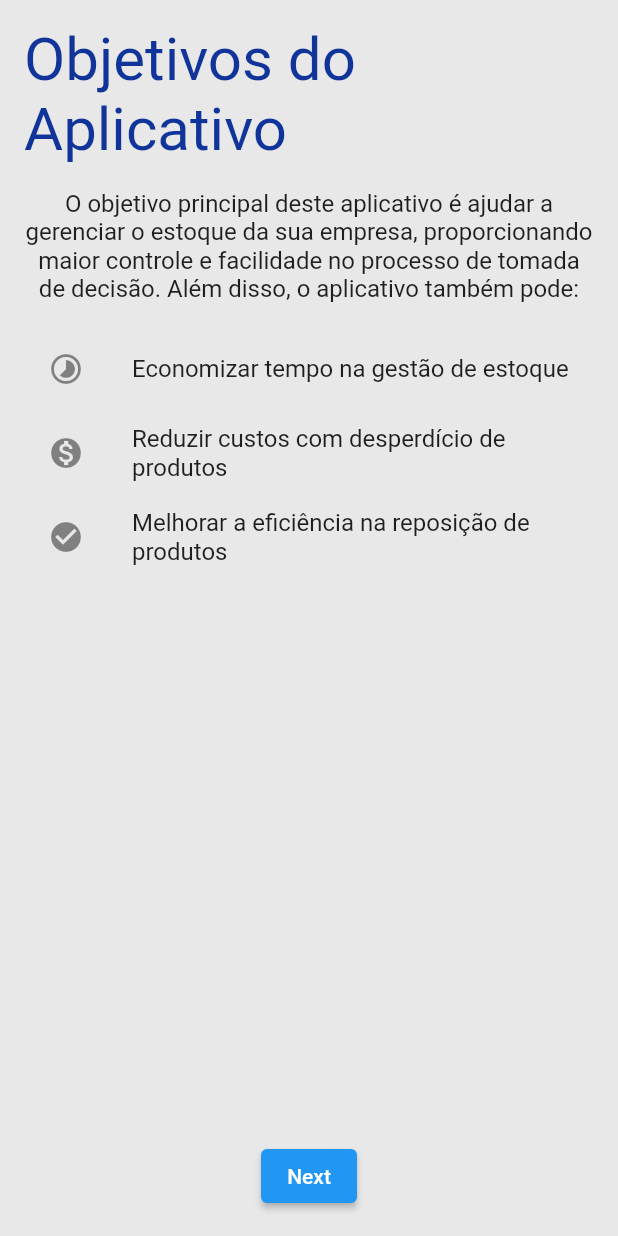
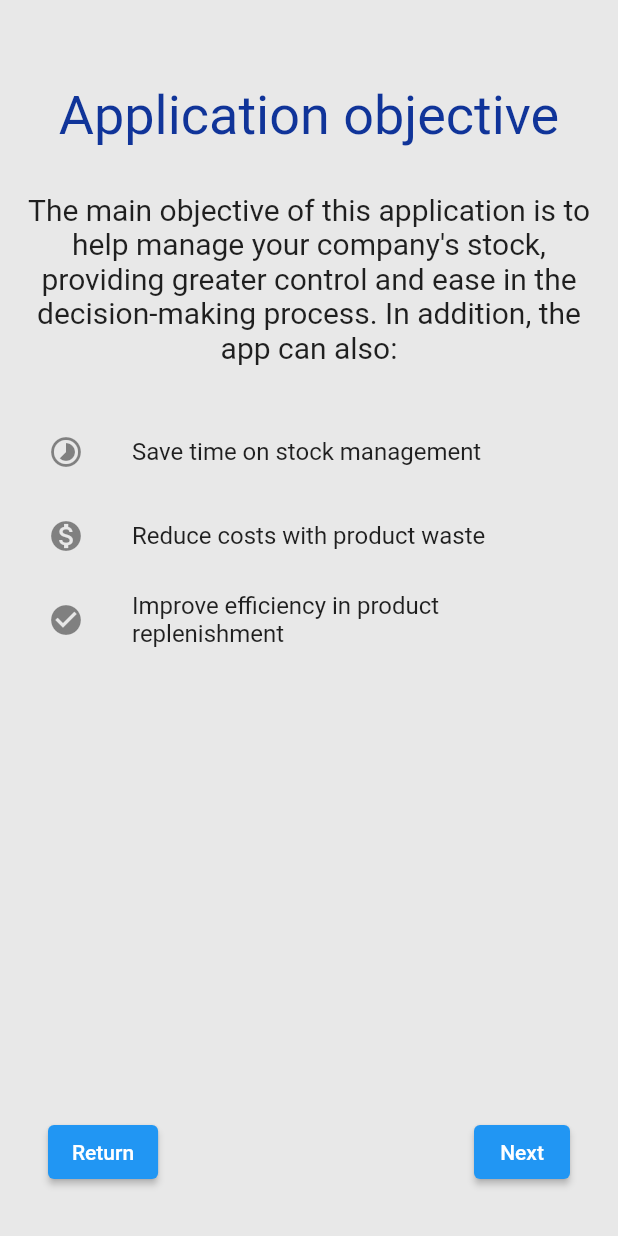
Before and after one commit to Falleiro/Stock-Control, a Flutter app: the screen it shows after launch, after a tap on "Next", on a phone screen of 412 x 824 dp. Run offline on Flutter 3.47's test engine with Material 2 defaults, Android fonts, the light colour scheme and no system bars; our stand-ins replace flutter_modular, flutter_triple, localization, sqflite; accounts and stored records are empty.

Commit message:
finalizando telas de apresentação

```diff
--- a/stockcontrol/lib/assets/i18n/en_US.json
+++ b/stockcontrol/lib/assets/i18n/en_US.json
@@ -17,8 +17,24 @@
     "en": "EN",
     "pt": "PT",
     "item_sugerido": "Suggested items",
-    "texto_apresentação": "Welcome! This application helps you manage your company's inventory, making it easier to decide when to add or remove a product, saving time.",
+    "bem_vindo": "Welcome!",
+    "texto_apresentação": "This application helps you manage your company's stock, making it easier to decide when to add or remove a product, saving time.",
     "app_apresentação": "stock management app",
     "proximo": "Next",
-    "finalizar": "End"
+    "finalizar": "End",
+    "voltar": "Return",
+    "objetivos": "Application objective",
+    "texto_objetivo": "The main objective of this application is to help manage your company's stock, providing greater control and ease in the decision-making process. In addition, the app can also:",
+    "economizar_tempo": "Save time on stock management",
+    "reduzir_custos": "Reduce costs with product waste",
+    "melhorar_eficiencia": "Improve efficiency in product replenishment",
+    "funcionalidade_app": "Application Features",
+    "cadastro_produto": "Product registration",
+    "texto_cadastro": "Add products to stock and keep an up-to-date record.",
+    "controle_estoque": "Stock Control",
+    "texto_controle": "Track the stock of your products in real time.",
+    "gestao_estabelecimento": "Establishment management",
+    "gestao_texto": "Manage your stores in different locations with each location's stock.",
+    "sugestao_produto": "Product suggestions",
+    "texto_sugestao": "Get suggestions on which products to add in each establishment, in relation to your sales."
 }
--- a/stockcontrol/lib/src/feature/home/view/page/presentation/logopage.dart
+++ b/stockcontrol/lib/src/feature/home/view/page/presentation/logopage.dart
@@ -1,7 +1,7 @@
 import 'dart:async';
 import 'package:flutter/material.dart';
 import 'package:localization/localization.dart';
-import 'package:stock_control/src/feature/home/view/page/presentation/presentationpage.dart';
+import 'presentationpage.dart';
 
 class LogoPage extends StatefulWidget {
   @override
@@ -16,7 +16,7 @@ class _LogoPageState extends State<LogoPage> {
     Timer(const Duration(seconds: 1, milliseconds: 500), () {
       Navigator.push(
         context,
-        MaterialPageRoute(builder: (context) => const presentationpage()),
+        MaterialPageRoute(builder: (context) => const PresentationPage()),
       );
     });
   }
--- a/stockcontrol/lib/src/feature/home/view/page/presentation/objectivepage.dart
+++ b/stockcontrol/lib/src/feature/home/view/page/presentation/objectivepage.dart
@@ -1,9 +1,10 @@
 import 'package:flutter/material.dart';
 import 'package:localization/localization.dart';
-import 'package:stock_control/src/feature/home/view/page/presentation/functionalitypage.dart';
+import 'functionalitypage.dart';
+import 'presentationpage.dart';
 
-class ObjectivesScreen extends StatelessWidget {
-  const ObjectivesScreen({super.key});
+class ObjectivesPage extends StatelessWidget {
+  const ObjectivesPage({super.key});
 
   @override
   Widget build(BuildContext context) {
@@ -14,46 +15,74 @@ class ObjectivesScreen extends StatelessWidget {
         child: Column(
           mainAxisAlignment: MainAxisAlignment.center,
           children: [
-            const Text(
-              'Objetivos do Aplicativo',
+            SizedBox(height: 40.0),
+            Text(
+              "objetivos".i18n(),
               style: TextStyle(
-                  fontSize: 40, color: Color.fromARGB(255, 16, 52, 153)),
+                  fontSize: 36, color: Color.fromARGB(255, 16, 52, 153)),
             ),
-            SizedBox(height: 16.0),
-            const Text(
-              'O objetivo principal deste aplicativo é ajudar a gerenciar o estoque da sua empresa, proporcionando maior controle e facilidade no processo de tomada de decisão. Além disso, o aplicativo também pode:',
-              style: TextStyle(fontSize: 16.0),
+            SizedBox(height: 30.0),
+            Text(
+              "texto_objetivo".i18n(),
+              style: TextStyle(fontSize: 20.0),
               textAlign: TextAlign.center,
             ),
-            SizedBox(height: 16.0),
+            SizedBox(height: 30.0),
             Expanded(
               child: ListView(
-                children: const [
+                children: [
                   ListTile(
                     leading: Icon(Icons.timelapse),
-                    title: Text('Economizar tempo na gestão de estoque'),
+                    title: Text("economizar_tempo".i18n()),
                   ),
                   ListTile(
                     leading: Icon(Icons.monetization_on),
-                    title: Text('Reduzir custos com desperdício de produtos'),
+                    title: Text("reduzir_custos".i18n()),
                   ),
                   ListTile(
                     leading: Icon(Icons.check_circle),
-                    title:
-                        Text('Melhorar a eficiência na reposição de produtos'),
+                    title: Text("melhorar_eficiencia".i18n()),
                   ),
                 ],
               ),
             ),
-            const SizedBox(height: 32.0),
-            ElevatedButton(
+            Row(
+              mainAxisAlignment: MainAxisAlignment.spaceBetween,
+              children: [
+                Padding(
+                  padding: const EdgeInsets.only(bottom: 16.0, left: 16.0),
+                  child: Align(
+                    alignment: Alignment.bottomLeft,
+                    child: ElevatedButton(
                       onPressed: () {
                         Navigator.push(
                             context,
                             MaterialPageRoute(
-                        builder: (context) => const FuncionalidadesScreen()));
+                                builder: (context) =>
+                                    const PresentationPage()));
+                      },
+                      child: Text("voltar".i18n()),
+                    ),
+                  ),
+                ),
+                Padding(
+                  padding: const EdgeInsets.only(bottom: 16.0, right: 16.0),
+                  child: Align(
+                    alignment: Alignment.bottomRight,
+                    child: ElevatedButton(
+                      onPressed: () {
+                        Navigator.push(
+                          context,
+                          MaterialPageRoute(
+                            builder: (context) => const FuncionalidadesScreen(),
+                          ),
+                        );
                       },
                       child: Text("proximo".i18n()),
+                    ),
+                  ),
+                ),
+              ],
             ),
           ],
         ),
--- a/stockcontrol/lib/src/feature/home/view/page/presentation/presentationpage.dart
+++ b/stockcontrol/lib/src/feature/home/view/page/presentation/presentationpage.dart
@@ -1,50 +1,62 @@
 import 'package:flutter/material.dart';
 import 'package:localization/localization.dart';
-
 import 'objectivepage.dart';
 
 // ignore: camel_case_types
-class presentationpage extends StatefulWidget {
-  const presentationpage({super.key});
+class PresentationPage extends StatefulWidget {
+  const PresentationPage({Key? key}) : super(key: key);
 
   @override
   // ignore: library_private_types_in_public_api
   _PresentationPageState createState() => _PresentationPageState();
 }
 
-class _PresentationPageState extends State<presentationpage> {
+class _PresentationPageState extends State<PresentationPage> {
   @override
   Widget build(BuildContext context) {
     return Scaffold(
-      backgroundColor: Color.fromARGB(248, 231, 231, 231),
+      backgroundColor: const Color.fromARGB(248, 231, 231, 231),
       body: Container(
         padding: const EdgeInsets.all(16.0),
         child: Column(
           mainAxisAlignment: MainAxisAlignment.center,
           children: [
-            // Image.asset('assets/images/logo.png', height: 120), precisa bolar uma logo
-            const SizedBox(height: 16.0),
+            const SizedBox(height: 30.0),
             Text(
               "app_apresentação".i18n(),
               style: const TextStyle(
-                  fontSize: 40, color: Color.fromARGB(255, 16, 52, 153)),
+                  fontSize: 30, color: Color.fromARGB(255, 16, 52, 153)),
             ),
-
-            const SizedBox(height: 16.0),
+            const Icon(Icons.store,
+                size: 80, color: Color.fromARGB(255, 16, 52, 153)),
+            const SizedBox(height: 100.0),
+            Text(
+              "bem_vindo".i18n(),
+              style: const TextStyle(fontSize: 24.0),
+              textAlign: TextAlign.left,
+            ),
             Text(
               "texto_apresentação".i18n(),
-              style: const TextStyle(fontSize: 16.0),
-              textAlign: TextAlign.center,
+              style: const TextStyle(fontSize: 22.0),
+              textAlign: TextAlign.justify,
             ),
-            const SizedBox(height: 32.0),
-            ElevatedButton(
+            const Spacer(),
+            Padding(
+              padding: const EdgeInsets.only(bottom: 16.0, right: 16.0),
+              child: Align(
+                alignment: Alignment.bottomRight,
+                child: ElevatedButton(
                   onPressed: () {
                     Navigator.push(
                       context,
                       MaterialPageRoute(
-                        builder: (context) => ObjectivesScreen()));
+                        builder: (context) => const ObjectivesPage(),
+                      ),
+                    );
                   },
                   child: Text("proximo".i18n()),
+                ),
+              ),
             ),
           ],
         ),
```
Also changed, not shown: stockcontrol/lib/assets/i18n/pt_BR.json (+18 -2 lines), stockcontrol/lib/src/feature/home/view/page/presentation/functionalitypage.dart (+52 -21 lines). Lines whose indentation alone changed are shown as unchanged.
